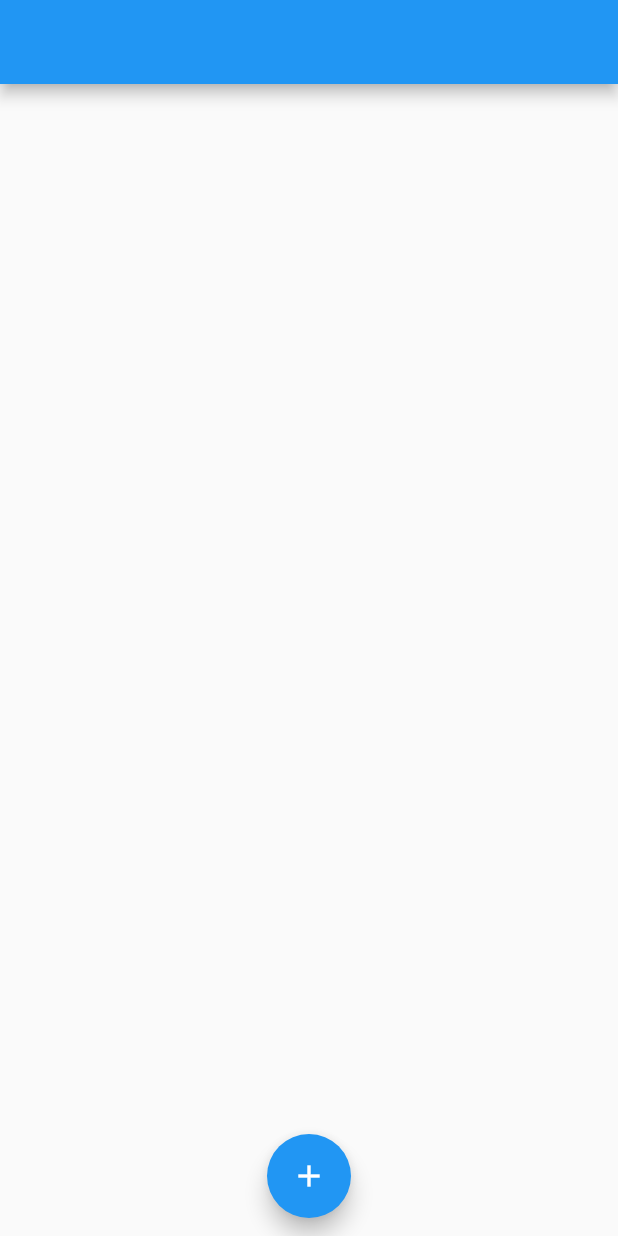
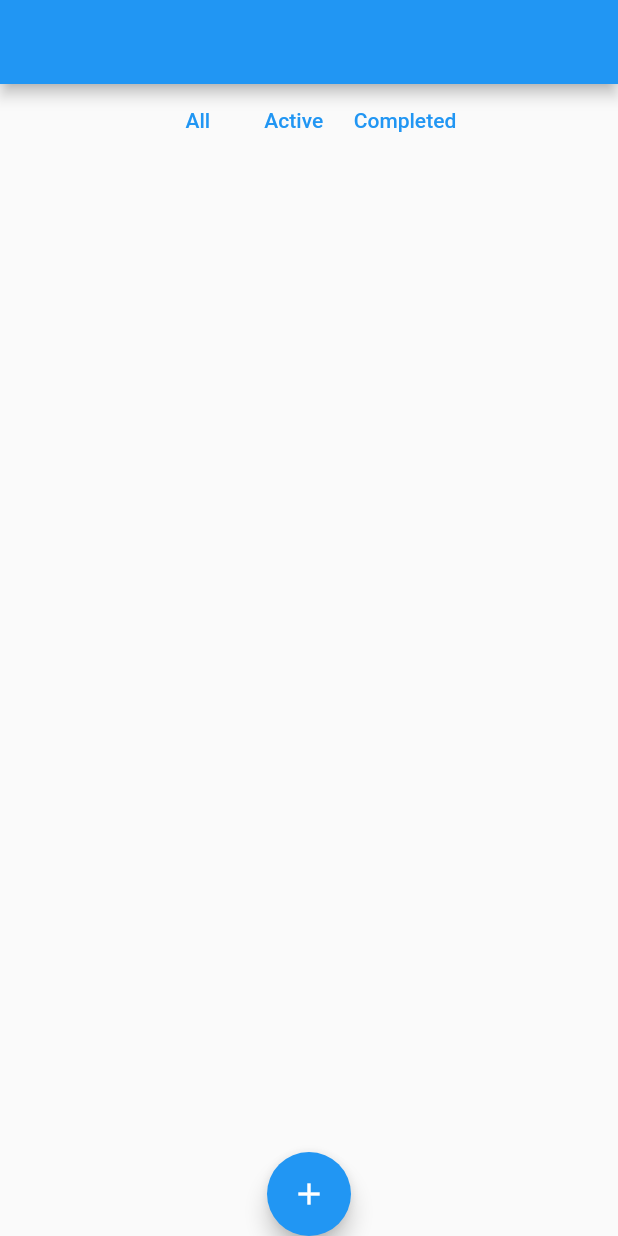
Before and after one commit to HirayamaSachi/myTodo, a Flutter app: the screen it shows after launch, on a phone screen of 412 x 824 dp. Run offline on Flutter 3.47's test engine with Material 2 defaults, Android fonts, the phone set to English and light mode, and no system bars; our stand-ins replace flutter_slidable.

Commit message:
add:タスクのフィルタリングボタン

```diff
--- a/lib/main.dart
+++ b/lib/main.dart
@@ -35,11 +35,22 @@ class ShowTodo extends StatelessWidget {
   @override
   Widget build(BuildContext context) {
     final todo = TodoManager.of(context).todo;
-    return Padding(
-      padding: const EdgeInsets.all(12.0),
-      child: Column(
-        mainAxisAlignment: MainAxisAlignment.spaceBetween,
+    return Column(
+      mainAxisAlignment: MainAxisAlignment.center,
       children: [
+        Row(
+          mainAxisAlignment: MainAxisAlignment.center,
+          children: [
+          TextButton(child: const Text('All'), onPressed: (() {
+            // TODO: filterかける
+          })),
+          TextButton(child: const Text('Active'), onPressed: (() {
+            // TODO: filterかける
+          })),
+          TextButton(child: const Text('Completed'), onPressed: (() {
+            // TODO: filterかける
+          }))
+        ],),
         Expanded(
           child: ListView.builder(
               itemCount: todo.length,
@@ -89,7 +100,6 @@ class ShowTodo extends StatelessWidget {
           child: Icon(Icons.add),
         )
       ],
-      ),
     );
   }
 }
```
Lines whose indentation alone changed are shown as unchanged.
